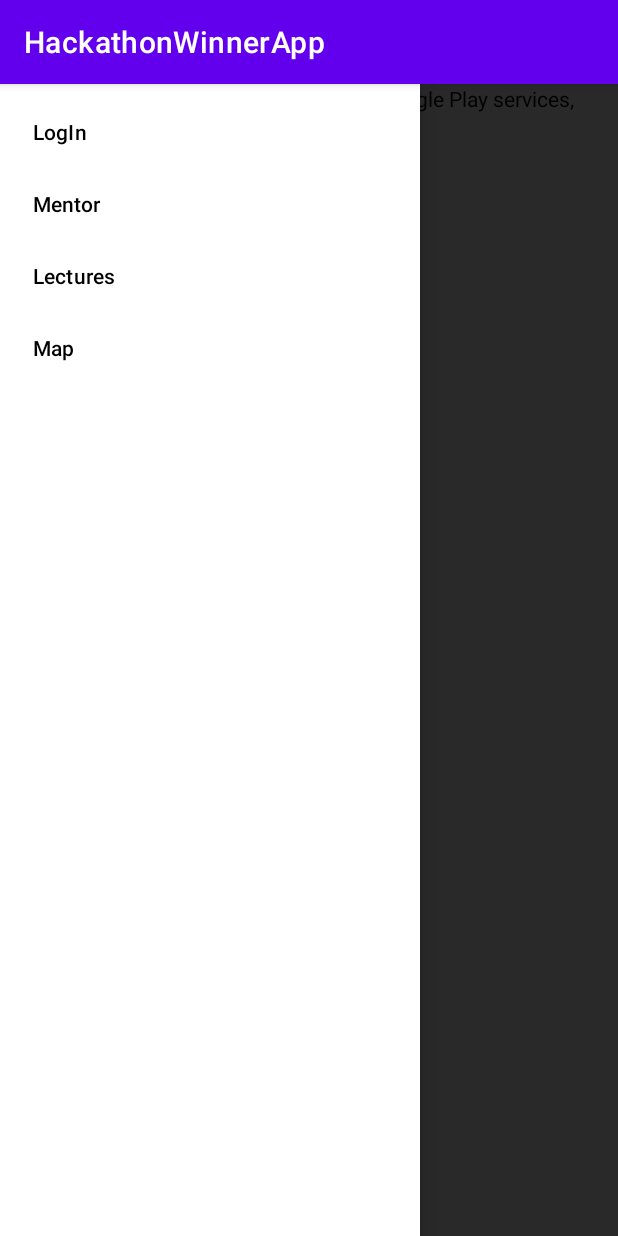
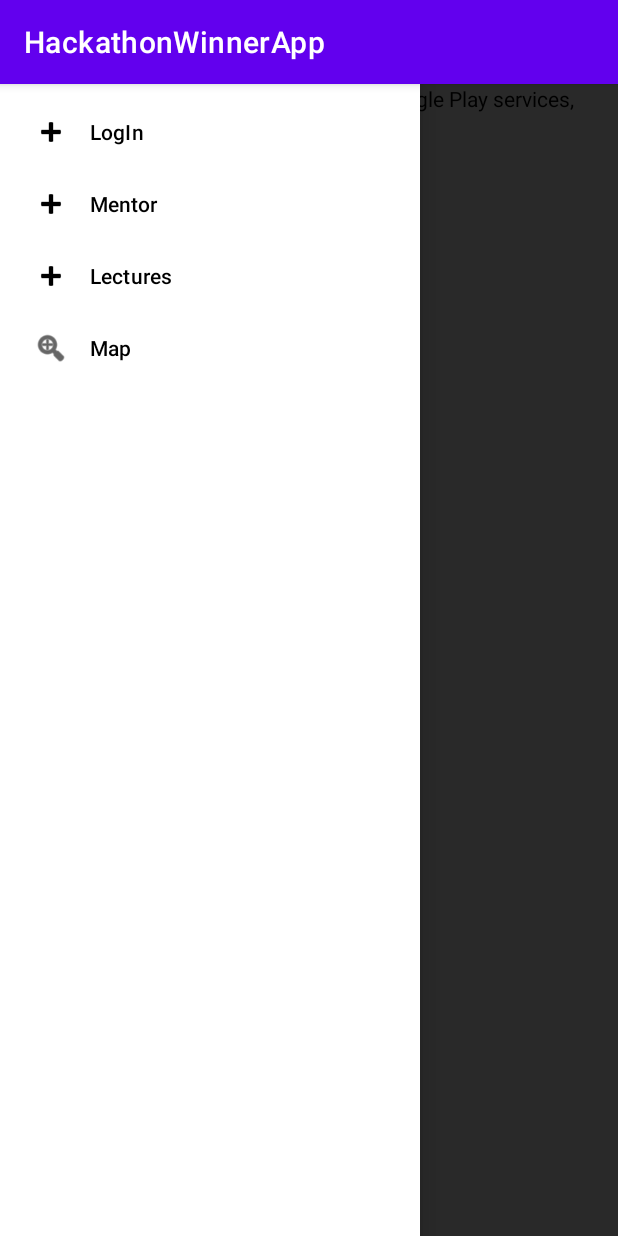
Before and after one commit to Lazydemon341/hackathon-22-android, an Android app: the screen it shows after launch (AppActivity), with the side drawer open, on a phone screen of 412 x 824 dp. Run offline under Robolectric (Android 15) with nearby library versions, the phone set to English and light mode, and no system bars; our stand-ins replace Dagger/Hilt's generated code, Timber; libraries missing offline, so code that uses them is left out: com.github.terrakok.cicerone; 3 statements that could not run were skipped.

Commit message:
some styles

```diff
--- a/app/src/main/res/menu/main_menu.xml
+++ b/app/src/main/res/menu/main_menu.xml
@@ -2,10 +2,10 @@
 
 <menu xmlns:android="http://schemas.android.com/apk/res/android">
 <group android:checkableBehavior="single">
-    <item android:id="@+id/item_login" android:title="@string/appbar_item_login" />
-    <item android:id="@+id/item_mentor" android:title="@string/appbar_item_mentor" />
-    <item android:id="@+id/item_letcures" android:title="@string/appbar_item_lectures" />
-    <item android:id="@+id/item_map" android:title="@string/appbar_item_map" />
+    <item android:id="@+id/item_login" android:title="@string/appbar_item_login" android:icon="@android:drawable/ic_input_add" />
+    <item android:id="@+id/item_mentor" android:title="@string/appbar_item_mentor"  android:icon="@android:drawable/ic_input_add" />
+    <item android:id="@+id/item_letcures" android:title="@string/appbar_item_lectures"  android:icon="@android:drawable/ic_input_add" />
+    <item android:id="@+id/item_map" android:title="@string/appbar_item_map"  android:icon="@android:drawable/ic_menu_zoom" />
 </group>
 
 </menu>
```
